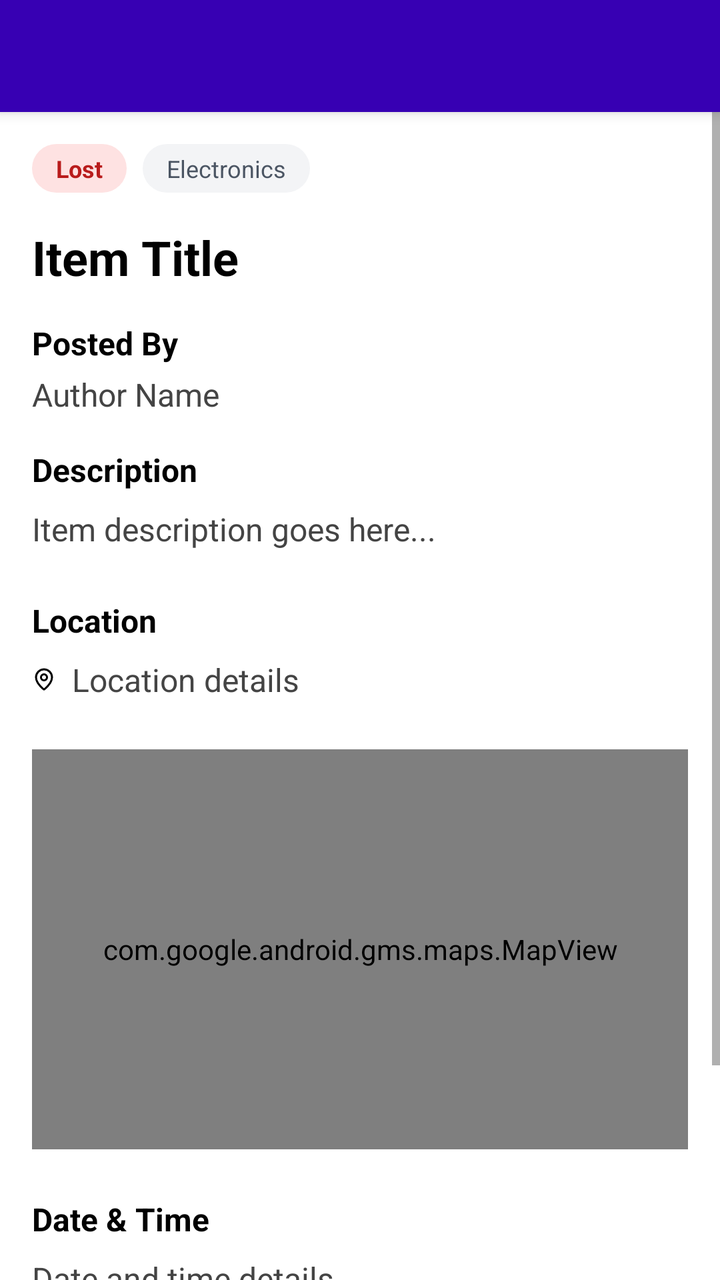
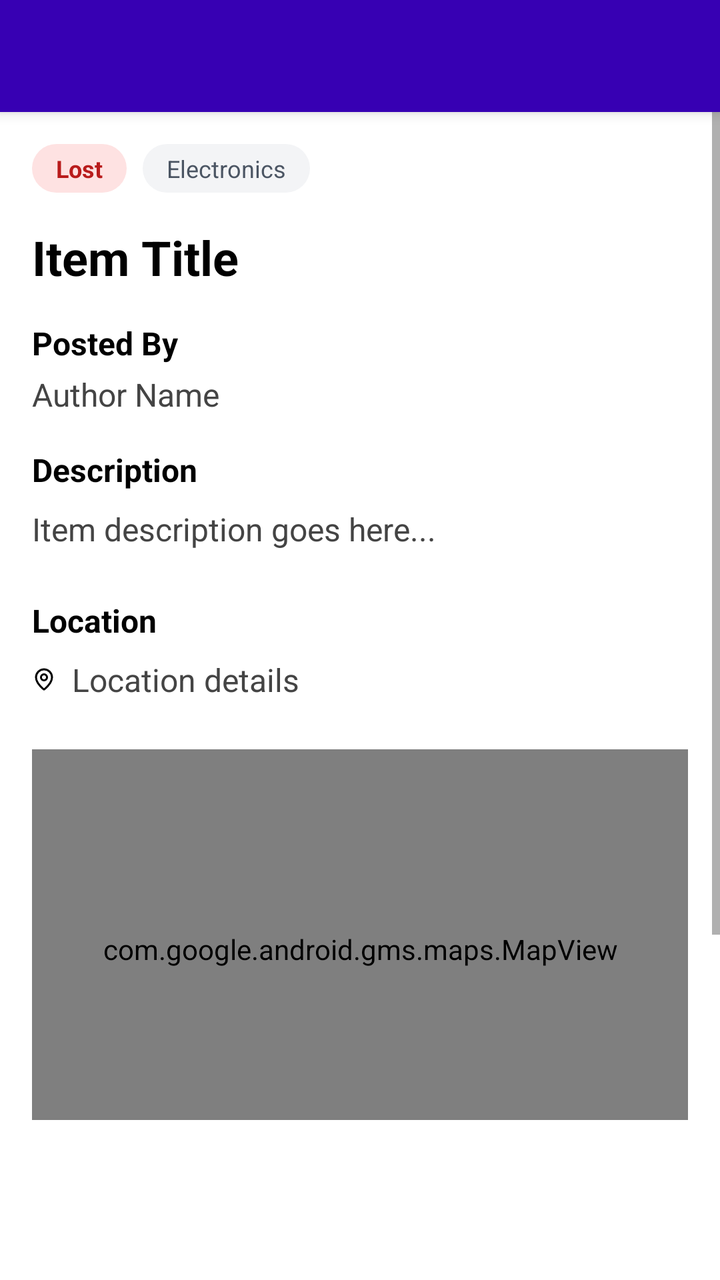

Before-and-after screenshots of an Android layout around one commit, followed by the original layout XML and the change that was made.
<!-- AndroidManifest.xml: application theme Theme.WatUFound -->
<!-- res/layout/fragment_post_details.xml -->
<?xml version="1.0" encoding="utf-8"?>
<androidx.constraintlayout.widget.ConstraintLayout xmlns:android="http://schemas.android.com/apk/res/android"
    xmlns:app="http://schemas.android.com/apk/res-auto"
    xmlns:tools="http://schemas.android.com/tools"
    android:layout_width="match_parent"
    android:layout_height="match_parent"
    android:background="@color/white"
    tools:context=".ui.post.PostDetailsFragment">

    <androidx.appcompat.widget.Toolbar
        android:id="@+id/toolbar"
        android:layout_width="match_parent"
        android:layout_height="?attr/actionBarSize"
        android:background="@color/purple_700"
        android:elevation="4dp"
        android:theme="@style/ThemeOverlay.AppCompat.Dark.ActionBar"
        app:layout_constraintTop_toTopOf="parent"
        app:layout_constraintStart_toStartOf="parent"
        app:layout_constraintEnd_toEndOf="parent"
        app:popupTheme="@style/ThemeOverlay.AppCompat.Light" />

    <ScrollView
        android:layout_width="match_parent"
        android:layout_height="0dp"
        android:fillViewport="true"
        app:layout_constraintTop_toBottomOf="@id/toolbar"
        app:layout_constraintBottom_toBottomOf="parent"
        app:layout_constraintStart_toStartOf="parent"
        app:layout_constraintEnd_toEndOf="parent">

        <LinearLayout
            android:layout_width="match_parent"
            android:layout_height="wrap_content"
            android:orientation="vertical"
            android:padding="16dp">

            
            <ImageView
                android:id="@+id/imagePost"
                android:layout_width="match_parent"
                android:layout_height="220dp"
                android:scaleType="centerCrop"
                android:adjustViewBounds="true"
                android:layout_marginBottom="16dp"
                android:background="@drawable/rounded_card_background"
                android:contentDescription="Post image preview"
                android:visibility="gone" />

            <LinearLayout
                android:layout_width="match_parent"
                android:layout_height="wrap_content"
                android:orientation="horizontal"
                android:gravity="start|center_vertical"
                android:layout_marginBottom="16dp">

                <TextView
                    android:id="@+id/tagStatus"
                    android:layout_width="wrap_content"
                    android:layout_height="wrap_content"
                    android:text="Lost"
                    android:textColor="@color/lost_text"
                    android:background="@drawable/tag_lost_bg"
                    android:paddingLeft="12dp"
                    android:paddingRight="12dp"
                    android:paddingTop="4dp"
                    android:paddingBottom="4dp"
                    android:textStyle="bold"
                    android:textSize="12sp"
                    android:layout_marginEnd="8dp" />

                <TextView
                    android:id="@+id/tagCategory"
                    android:layout_width="wrap_content"
                    android:layout_height="wrap_content"
                    android:text="Electronics"
                    android:textColor="@color/category_text"
                    android:background="@drawable/tag_category_bg"
                    android:paddingLeft="12dp"
                    android:paddingRight="12dp"
                    android:paddingTop="4dp"
                    android:paddingBottom="4dp"
                    android:textSize="12sp" />
            </LinearLayout>

            <TextView
                android:id="@+id/textTitle"
                android:layout_width="match_parent"
                android:layout_height="wrap_content"
                android:text="Item Title"
                android:textStyle="bold"
                android:textSize="24sp"
                android:textColor="@color/black"
                android:layout_marginBottom="16dp" />

            
            <TextView
                android:layout_width="match_parent"
                android:layout_height="wrap_content"
                android:text="Posted By"
                android:textStyle="bold"
                android:textSize="16sp"
                android:textColor="@color/black"
                android:layout_marginBottom="4dp" />
            <TextView
                android:id="@+id/textPostedBy"
                android:layout_width="match_parent"
                android:layout_height="wrap_content"
                android:text="Author Name"
                android:textSize="16sp"
                android:textColor="#444444"
                android:layout_marginBottom="16dp" />

            <TextView
                android:layout_width="match_parent"
                android:layout_height="wrap_content"
                android:text="Description"
                android:textStyle="bold"
                android:textSize="16sp"
                android:textColor="@color/black"
                android:layout_marginBottom="8dp" />

            <TextView
                android:id="@+id/textDescription"
                android:layout_width="match_parent"
                android:layout_height="wrap_content"
                android:text="Item description goes here..."
                android:textSize="16sp"
                android:textColor="#444444"
                android:layout_marginBottom="24dp" />

            <TextView
                android:layout_width="match_parent"
                android:layout_height="wrap_content"
                android:text="Location"
                android:textStyle="bold"
                android:textSize="16sp"
                android:textColor="@color/black"
                android:layout_marginBottom="8dp" />

            <TextView
                android:id="@+id/textLocation"
                android:layout_width="match_parent"
                android:layout_height="wrap_content"
                android:text="Location details"
                android:textSize="16sp"
                android:textColor="#444444"
                android:drawableLeft="@drawable/ic_map_pin"
                android:drawablePadding="8dp"
                android:layout_marginBottom="24dp" />

            
            <com.google.android.gms.maps.MapView
                android:id="@+id/mapViewPreview"
                android:layout_width="match_parent"
                android:layout_height="200dp"
                android:layout_marginBottom="24dp" />

            <TextView
                android:layout_width="match_parent"
                android:layout_height="wrap_content"
                android:text="Date &amp; Time"
                android:textStyle="bold"
                android:textSize="16sp"
                android:textColor="@color/black"
                android:layout_marginBottom="8dp" />

            <TextView
                android:id="@+id/textDateTime"
                android:layout_width="match_parent"
                android:layout_height="wrap_content"
                android:text="Date and time details"
                android:textSize="16sp"
                android:textColor="#444444"
                android:layout_marginBottom="24dp" />

            <Button
                android:id="@+id/buttonContact"
                android:layout_width="match_parent"
                android:layout_height="wrap_content"
                android:text="Contact Owner"
                android:textSize="16sp"
                android:textColor="@color/white"
                android:backgroundTint="@color/purple_700"
                android:padding="16dp"
                android:layout_marginTop="16dp" />

        </LinearLayout>
    </ScrollView>

</androidx.constraintlayout.widget.ConstraintLayout>
<!-- resources referenced by this layout -->
<resources>
  <color name="black">#FF000000</color>
  <color name="category_text">#4b5563</color>
  <color name="lost_text">#b91c1c</color>
  <color name="purple_700">#FF3700B3</color>
  <color name="white">#FFFFFFFF</color>
  <!-- drawable ic_map_pin (drawable) -->
  <vector xmlns:android="http://schemas.android.com/apk/res/android"
      android:width="12dp"
      android:height="12dp"
      android:viewportWidth="24"
      android:viewportHeight="24"
      android:tint="?attr/colorOnSurface">
    <path
        android:fillColor="@android:color/transparent"
        android:pathData="M20,10c0,4.993 -5.539,10.193 -7.399,11.799a1,1 0,0 1,-1.202,0C9.539,20.193 4,14.993 4,10a8,8 0,0 1,16 0z"
        android:strokeColor="?attr/colorOnSurface"
        android:strokeWidth="2"
        android:strokeLineCap="round"
        android:strokeLineJoin="round"/>
    <path
        android:fillColor="@android:color/transparent"
        android:pathData="M12,10m-3,0a3,3 0,1 1,6 0a3,3 0,1 1,-6 0"
        android:strokeColor="?attr/colorOnSurface"
        android:strokeWidth="2"
        android:strokeLineCap="round"
        android:strokeLineJoin="round"/>
  </vector>
  <!-- drawable rounded_card_background (drawable) -->
  <?xml version="1.0" encoding="utf-8"?>
  <shape xmlns:android="http://schemas.android.com/apk/res/android"
      android:shape="rectangle">
      <solid android:color="#F8F9FA" />
      <corners android:radius="12dp" />
  </shape>
  <!-- drawable tag_category_bg (drawable) -->
  <?xml version="1.0" encoding="utf-8"?>
  <shape xmlns:android="http://schemas.android.com/apk/res/android"
      android:shape="rectangle">
      <solid android:color="@color/category_background" />
      <corners android:radius="16dp" />
  </shape>
  <!-- drawable tag_lost_bg (drawable) -->
  <?xml version="1.0" encoding="utf-8"?>
  <shape xmlns:android="http://schemas.android.com/apk/res/android"
      android:shape="rectangle">
      <solid android:color="@color/lost_background" />
      <corners android:radius="16dp" />
  </shape>
  <style name="Theme.WatUFound" parent="Theme.MaterialComponents.DayNight.NoActionBar">
          
          <item name="colorPrimary">@color/purple_500</item>
          <item name="colorPrimaryVariant">@color/purple_700</item>
          <item name="colorOnPrimary">@color/white</item>
          
          <item name="colorSecondary">@color/teal_200</item>
          <item name="colorSecondaryVariant">@color/teal_700</item>
          <item name="colorOnSecondary">@color/black</item>
          
          <item name="android:statusBarColor">?attr/colorPrimaryVariant</item>
          
      </style>
  <color name="category_background">#f3f4f6</color>
  <color name="lost_background">#fee2e2</color>
  <color name="purple_500">#FF6200EE</color>
  <color name="teal_200">#FF03DAC5</color>
  <color name="teal_700">#FF018786</color>
</resources>

<!-- the commit's change to res/layout/fragment_post_details.xml (unified diff, before → after) -->
@@ -23,6 +23,7 @@
         android:layout_width="match_parent"
         android:layout_height="0dp"
         android:fillViewport="true"
+        android:paddingBottom="80dp"
         app:layout_constraintTop_toBottomOf="@id/toolbar"
         app:layout_constraintBottom_toBottomOf="parent"
         app:layout_constraintStart_toStartOf="parent"
